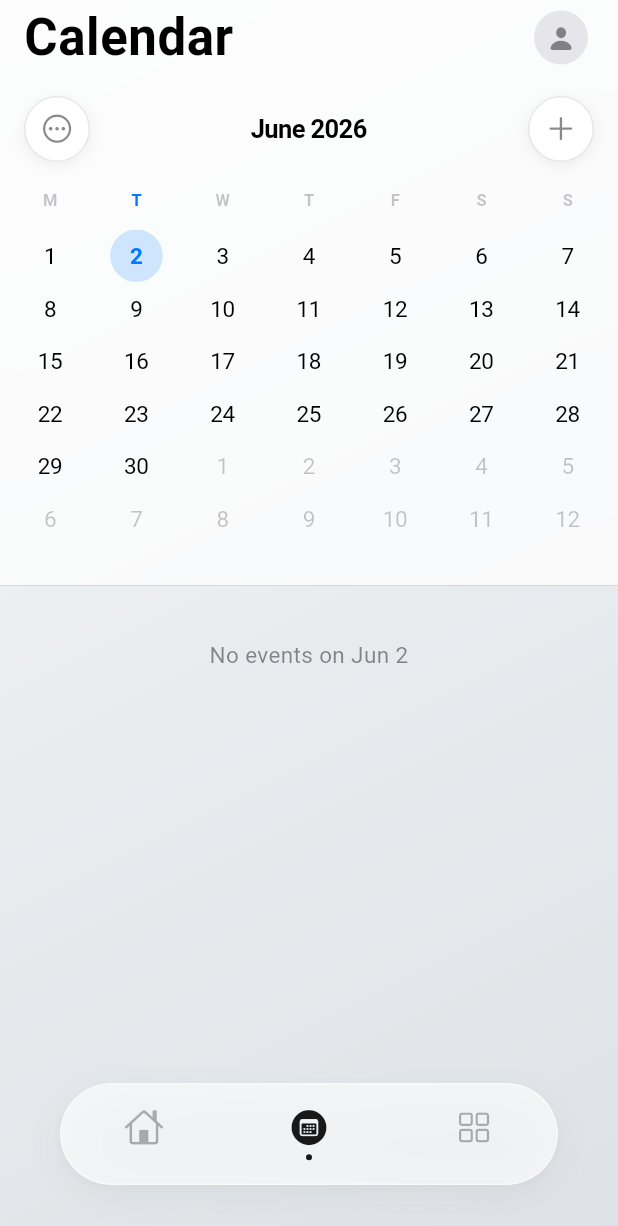
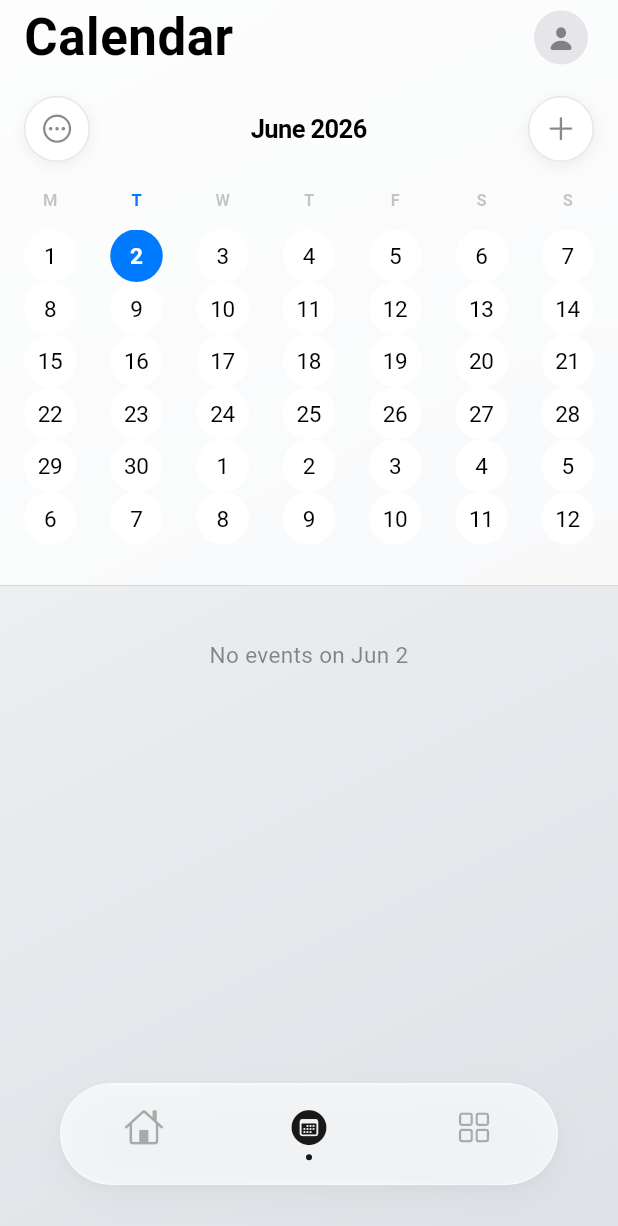
Before and after one commit to PeterMaquiran/orga1, a Flutter app: the CalendarScreen screen opened by its route, on a phone screen of 412 x 824 dp. Shown: the top 1226 px of the screen. Run offline on Flutter 3.47's test engine with Material 3 defaults, Android fonts, the phone set to English and light mode, and no system bars; our stand-ins replace go_router, hive, hive_flutter; accounts and stored records are empty.

Commit message:
improve calendar colors

```diff
--- a/lib/ui/screen/ios/calendar/widgets/month/month_day_cell.dart
+++ b/lib/ui/screen/ios/calendar/widgets/month/month_day_cell.dart
@@ -26,13 +26,18 @@ class MonthDayCell extends StatelessWidget {
     final active = CupertinoColors.activeBlue.resolveFrom(context);
     final labelColor = CupertinoColors.label.resolveFrom(context);
     final tertiary = CupertinoColors.tertiaryLabel.resolveFrom(context);
+    final bg = CupertinoColors.systemBackground.resolveFrom(context);
 
     return GestureDetector(
       behavior: HitTestBehavior.opaque,
       onTap: onTap,
       child: DecoratedBox(
         decoration: BoxDecoration(
-          color: isSelected ? active.withValues(alpha: 0.18) : Colors.transparent,
+          color: isSelected
+                    ? active
+                    : isToday
+                        ? active.withValues(alpha: 0.08)
+                        : bg,
           shape: BoxShape.circle,
           border: isToday && !isSelected
               ? Border.all(color: active.withValues(alpha: 0.55), width: 1.5)
@@ -48,7 +53,11 @@ class MonthDayCell extends StatelessWidget {
                 fontSize: 15,
                 fontWeight: isSelected ? FontWeight.w600 : FontWeight.w400,
                 letterSpacing: -0.2,
-                color: inMonth ? (isSelected ? active : labelColor) : tertiary,
+                color: isSelected
+                    ? CupertinoColors.white
+                    : isToday
+                        ? active
+                        : labelColor,
               ),
             ),
 
@@ -67,7 +76,7 @@ class MonthDayCell extends StatelessWidget {
                       height: 4,
                       margin: const EdgeInsets.symmetric(horizontal: 1.5),
                       decoration: BoxDecoration(
-                        color: isSelected ? active : active.withValues(alpha: 0.65),
+                        color: isSelected ? Colors.white : active.withValues(alpha: 0.7),
                         shape: BoxShape.circle,
                       ),
                     ),
```
Also changed, not shown: lib/ui/screen/ios/calendar/widgets/week/week_day_cell.dart (+40 -25 lines).
